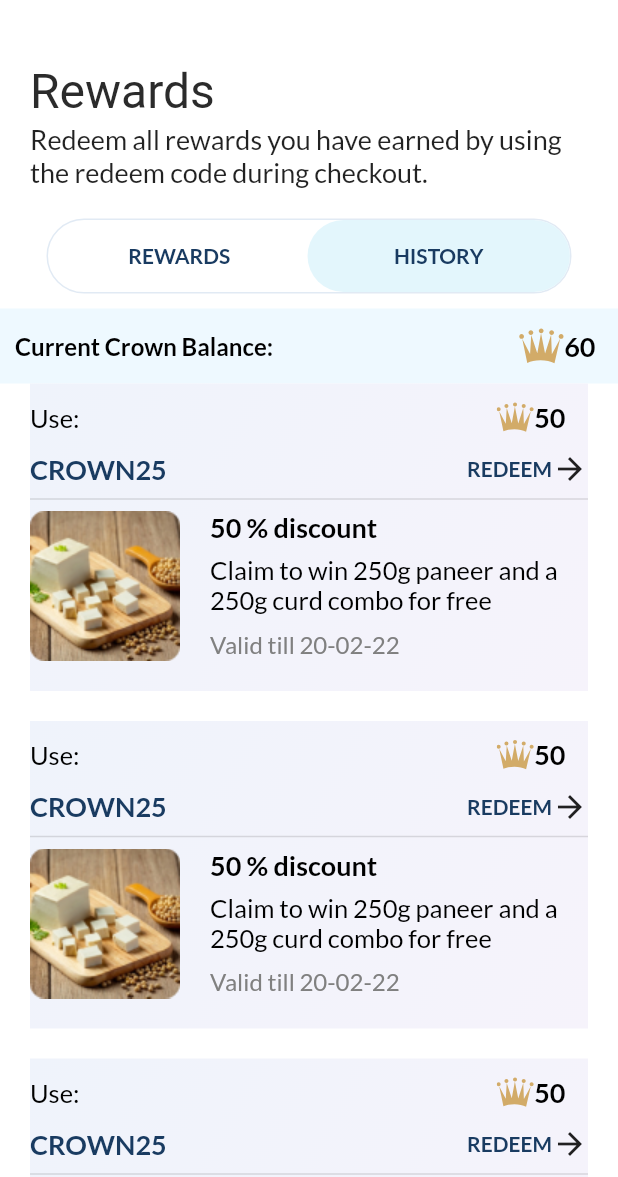
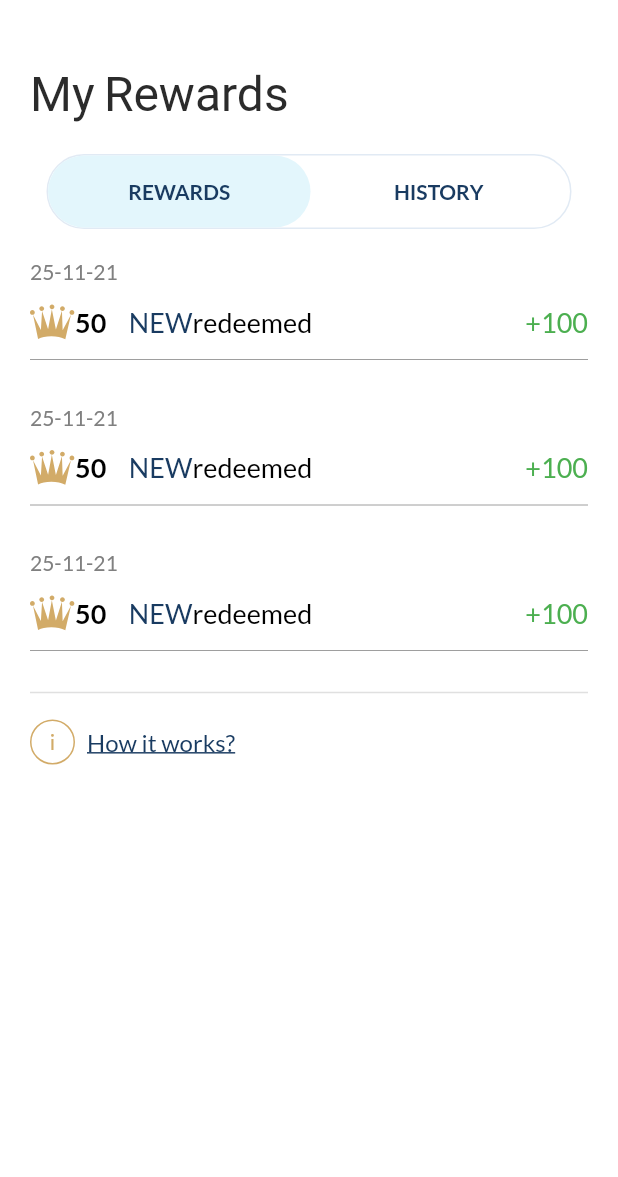
Before and after one commit to nirdeshk1998/pride-of-cows, a Flutter app: the Rewards screen opened directly, after a tap on "REWARDS", on a phone screen of 412 x 824 dp, the part 59-1236 px from its top. Run offline on Flutter 3.47's test engine with Material 2 defaults, Android fonts, the phone set to English and light mode, and no system bars; our stand-ins replace card_swiper, carousel_slider, country_code_picker, dots_indicator, flutter_calendar_carousel, flutter_riverpod and 5 more; missing offline and left inert: widget_size.

Commit message:
'rewardscreen'

```diff
--- /dev/null
+++ b/lib/screens/menu/rewards/balance.dart
@@ -0,0 +1,198 @@
+import 'package:country_code_picker/country_code_picker.dart';
+import 'package:flutter/cupertino.dart';
+import 'package:flutter/material.dart';
+import 'package:flutter/services.dart';
+import 'package:flutter_riverpod/flutter_riverpod.dart';
+import 'package:flutter_svg/flutter_svg.dart';
+import 'package:google_fonts/google_fonts.dart';
+import 'package:poc/constants/assets.dart';
+import 'package:poc/screens/menu/rewards/rewards.dart';
+import 'package:poc/styles/colors.dart';
+import 'package:poc/styles/text_styles.dart';
+import 'package:poc/styles/widget_styles.dart';
+import 'package:poc/widgets/appbar.dart';
+import 'package:poc/widgets/buttons.dart';
+import 'package:poc/widgets/form_fields.dart';
+import 'package:poc/widgets/text_view.dart';
+
+class Balance extends ConsumerWidget {
+  const Balance({Key? key}) : super(key: key);
+
+  @override
+  Widget build(BuildContext context, WidgetRef ref) {
+    return Scaffold(
+      body: SingleChildScrollView(
+        child: Column(
+          children: [
+            const SecondaryAppBar(),
+            const SizedBox(
+              height: 20,
+            ),
+            Padding(
+              padding: const EdgeInsets.only(left: 20, right: 20),
+              child: Column(
+                  crossAxisAlignment: CrossAxisAlignment.start,
+                  children: [
+                    Row(
+                      children: [
+                        Text('My Rewards', style: TextStyles.header),
+                      ],
+                    ),
+                    SizedBox(
+                      height: 20,
+                    ),
+                    Row(
+                      mainAxisAlignment: MainAxisAlignment.center,
+                      children: [
+                        ToogleButton(
+                            width: 350,
+                            height: 50,
+                            toggleBackgroundColor: Colors.white,
+                            toggleBorderColor: Color(0xffE1EAF4),
+                            toggleColor: Color(0xffE3F6FC),
+                            leftDescription: "REWARDS",
+                            rightDescription: "HISTORY",
+                            onLeftToggleActive: () {
+                              Navigator.push(context,MaterialPageRoute(builder: (context)=>Balance()));
+                            },
+                            onRightToggleActive: () {
+                              Navigator.push(context,MaterialPageRoute(builder: (context)=>Rewards()));
+                            }
+                            ),
+                      ],
+                    ),
+                  ]),
+            ),
+            SizedBox(
+              height: 10,
+            ),
+            Container(
+              padding: EdgeInsets.only(left: 20, right: 20),
+              child: ListView.builder(
+                  shrinkWrap: true,
+                  physics: const ScrollPhysics(),
+                  itemCount: 3,
+                  itemBuilder: (_, index) {
+                    return Column(
+                      crossAxisAlignment: CrossAxisAlignment.start,
+                      children: [
+                      Container(
+                        decoration: BoxDecoration(
+                          border: Border(
+                            bottom: BorderSide(color: Colors.grey,width: 0)
+                          )
+                        ),
+                        child:Column(
+                          children: [
+                            SizedBox(
+                              height: 10,
+                            ),
+                            Row(
+                              children: [
+                                TextView("25-11-21",color: Palette.hintColor,),
+                              ],
+                            ),
+                            SizedBox(
+                              height: 10,
+                            ),
+                            Row(
+                              mainAxisAlignment: MainAxisAlignment.spaceBetween,
+                              children: [
+                                Container(
+                                  child: Row(
+                                    children: [
+                                      SvgPicture.asset(
+                                        Assets.assetsIconsCrown,
+                                        height: 30,
+                                        width: 30,
+                                      ),
+                                      TextView(
+                                        "50",
+                                        fontWeight: FontWeight.bold,
+                                        color: Colors.black,
+                                        size: 18,
+                                      ),
+                                      SizedBox(
+                                        width: 15,
+                                      ),
+                                      TextView(
+                                        "NEW",
+                                        size: 18,
+                                      ),
+                                      TextView(
+                                        "redeemed",
+                                        size: 18,
+                                        color: Colors.black,
+                                      ),
+                                    ],
+                                  ),
+                                ),
+                                TextView(
+                                  "+100",
+                                  size: 18,
+                                  color: Colors.green,
+                                ),
+                              ],
+                            ),
+                            SizedBox(
+                              height: 10,
+                            ),
+                          ],
+                        ),
+
+                      ),
+                        SizedBox(
+                          height: 20,
+                        ),
+                      ],
+                    );
+                  }),
+            ),
+            Padding(
+              padding: EdgeInsets.only(left: 20, right: 20),
+              child:Column(
+                children: [
+                  Divider(
+                    thickness: 1,
+                  ),
+                  SizedBox(
+                    height: 10,
+                  ),
+                  InkWell(
+                    child: Row(
+                      children: [
+                        Container(
+                          width: 30.0,
+                          height: 30.0,
+                          decoration: BoxDecoration(
+                            color: Colors.white,
+                            borderRadius: BorderRadius.all( Radius.circular(50.0)),
+                            border: Border.all(
+                              color: Color(0xffD2AB68),
+                              width: 1.0,
+                            ),
+                          ),
+                          child:Center(
+                            child: TextView("i",color: Color(0xffD2AB68),),
+                          ),
+                        ),
+                        SizedBox(
+                          width: 8,
+                        ),
+                        TextView("How it works?",size: 16,decoration: TextDecoration.underline),
+                      ],
+                    ),
+                  ),
+                  SizedBox(
+                    height: 10,
+                  ),
+                ],
+              ),
+
+            ),
+          ],
+        ),
+      ),
+    );
+  }
+}
--- a/lib/screens/menu/rewards/rewards.dart
+++ b/lib/screens/menu/rewards/rewards.dart
@@ -6,6 +6,7 @@ import 'package:flutter_riverpod/flutter_riverpod.dart';
 import 'package:flutter_svg/flutter_svg.dart';
 import 'package:google_fonts/google_fonts.dart';
 import 'package:poc/constants/assets.dart';
+import 'package:poc/screens/menu/rewards/balance.dart';
 import 'package:poc/styles/colors.dart';
 import 'package:poc/styles/text_styles.dart';
 import 'package:poc/styles/widget_styles.dart';
@@ -54,8 +55,13 @@ class Rewards extends ConsumerWidget {
                             toggleColor: Color(0xffE3F6FC),
                             leftDescription: "REWARDS",
                             rightDescription: "HISTORY",
-                            onLeftToggleActive: () {},
-                            onRightToggleActive: () {}),
+                            onLeftToggleActive: () {
+                              Navigator.push(context,MaterialPageRoute(builder: (context)=>Balance()));
+                            },
+                            onRightToggleActive: () {
+                              Navigator.push(context,MaterialPageRoute(builder: (context)=>Rewards()));
+                            }
+                            ),
                       ],
                     ),
                   ]),
@@ -266,9 +272,30 @@ class Rewards extends ConsumerWidget {
                 InkWell(
                   child: Row(
                     children: [
-
+                      Container(
+                        width: 30.0,
+                        height: 30.0,
+                        decoration: BoxDecoration(
+                          color: Colors.white,
+                          borderRadius: BorderRadius.all( Radius.circular(50.0)),
+                          border: Border.all(
+                            color: Color(0xffD2AB68),
+                            width: 1.0,
+                          ),
+                        ),
+                        child:Center(
+                          child: TextView("i",color: Color(0xffD2AB68),),
+                        ),
+                      ),
+                      SizedBox(
+                        width: 8,
+                      ),
+                      TextView("How it works?",size: 16,decoration: TextDecoration.underline),
                     ],
                   ),
+                ),
+                SizedBox(
+                  height: 10,
                 ),
               ],
             ),
```
